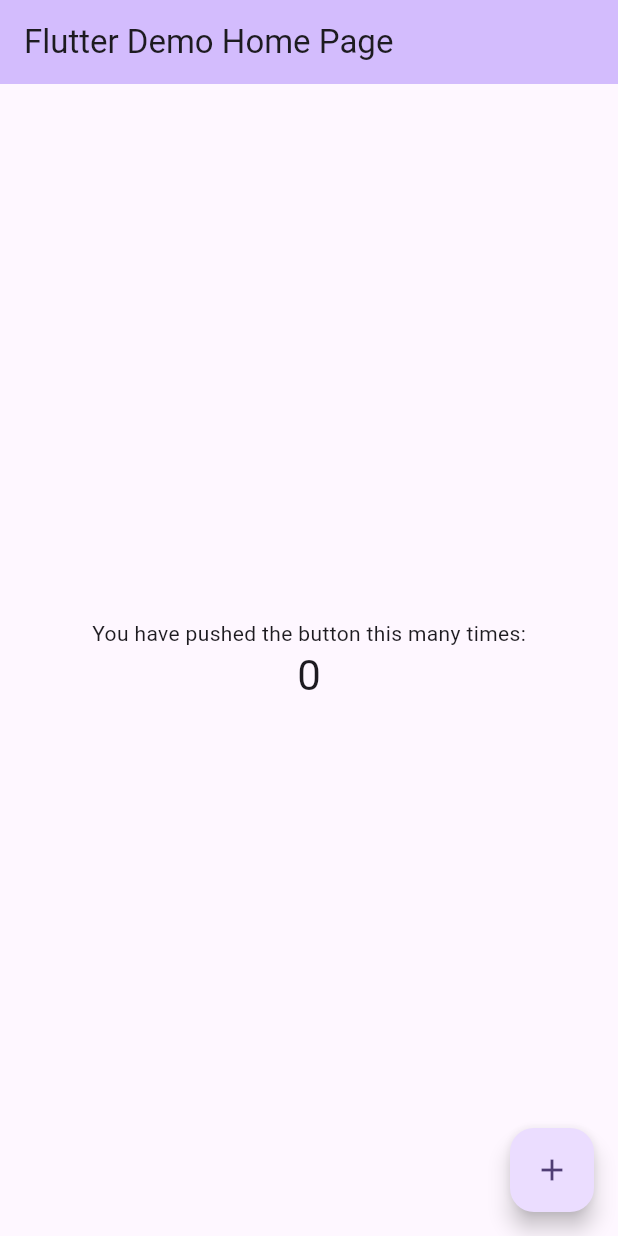
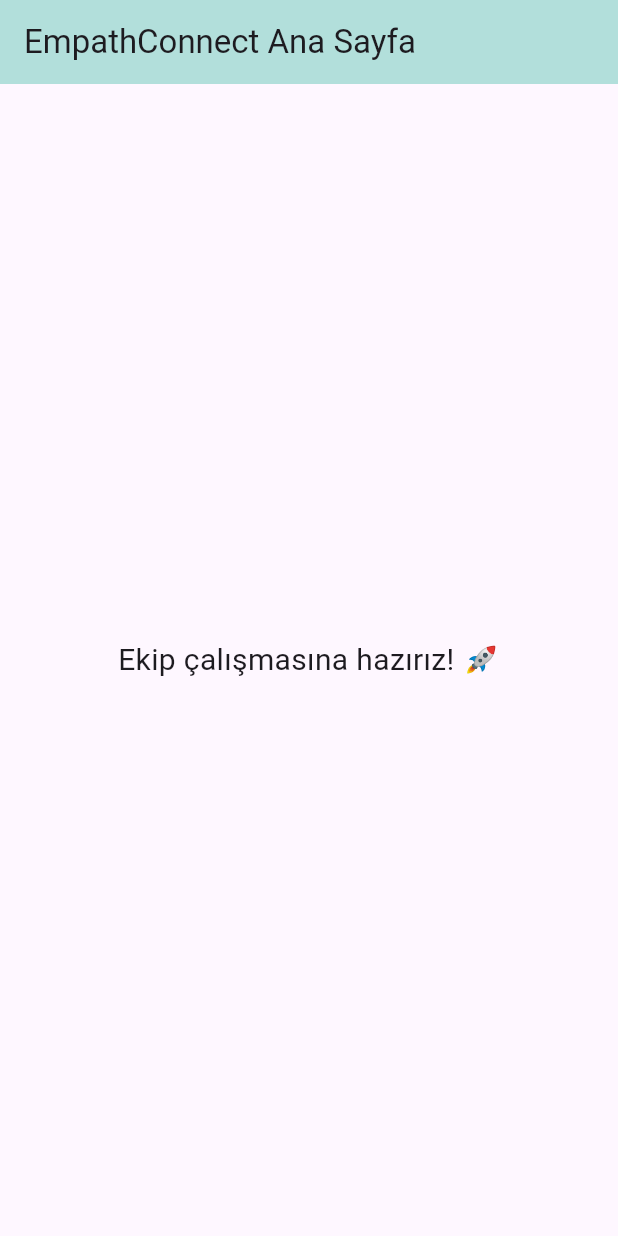
Before and after one commit to elifcerenaslan/empathConnect, a Flutter app: the screen it shows after launch, on a phone screen of 412 x 824 dp. Run offline on Flutter 3.47's test engine with Material 3 defaults, Android fonts, the phone set to English and light mode, and no system bars.

Commit message:
Uygulamanın temiz başlangıç ekranı eklendi

```diff
--- a/lib/features/home/view/home_view.dart
+++ b/lib/features/home/view/home_view.dart
@@ -0,0 +1,21 @@
+import 'package:flutter/material.dart';
+
+class HomeView extends StatelessWidget {
+const HomeView({super.key});
+
+@override
+Widget build(BuildContext context) {
+return Scaffold(
+appBar: AppBar(
+title: const Text('EmpathConnect Ana Sayfa'),
+backgroundColor: Colors.teal.shade100,
+),
+body: const Center(
+child: Text(
+'Ekip çalışmasına hazırız! 🚀',
+style: TextStyle(fontSize: 20),
+),
+),
+);
+}
+}
--- a/lib/main.dart
+++ b/lib/main.dart
@@ -1,122 +1,22 @@
 import 'package:flutter/material.dart';
+import 'features/home/view/home_view.dart';
 
 void main() {
-  runApp(const MyApp());
+runApp(const EmpathConnectApp());
 }
 
-class MyApp extends StatelessWidget {
-  const MyApp({super.key});
+class EmpathConnectApp extends StatelessWidget {
+const EmpathConnectApp({super.key});
 
-  // This widget is the root of your application.
 @override
 Widget build(BuildContext context) {
 return MaterialApp(
-      title: 'Flutter Demo',
+title: 'EmpathConnect',
+debugShowCheckedModeBanner: false,
 theme: ThemeData(
-        // This is the theme of your application.
-        //
-        // TRY THIS: Try running your application with "flutter run". You'll see
-        // the application has a purple toolbar. Then, without quitting the app,
-        // try changing the seedColor in the colorScheme below to Colors.green
-        // and then invoke "hot reload" (save your changes or press the "hot
-        // reload" button in a Flutter-supported IDE, or press "r" if you used
-        // the command line to start the app).
-        //
-        // Notice that the counter didn't reset back to zero; the application
-        // state is not lost during the reload. To reset the state, use hot
-        // restart instead.
-        //
-        // This works for code too, not just values: Most code changes can be
-        // tested with just a hot reload.
-        colorScheme: .fromSeed(seedColor: Colors.deepPurple),
+useMaterial3: true,
 ),
-      home: const MyHomePage(title: 'Flutter Demo Home Page'),
+home: const HomeView(),
 );
 }
 }
-
-class MyHomePage extends StatefulWidget {
-  const MyHomePage({super.key, required this.title});
-
-  // This widget is the home page of your application. It is stateful, meaning
-  // that it has a State object (defined below) that contains fields that affect
-  // how it looks.
-
-  // This class is the configuration for the state. It holds the values (in this
-  // case the title) provided by the parent (in this case the App widget) and
-  // used by the build method of the State. Fields in a Widget subclass are
-  // always marked "final".
-
-  final String title;
-
-  @override
-  State<MyHomePage> createState() => _MyHomePageState();
-}
-
-class _MyHomePageState extends State<MyHomePage> {
-  int _counter = 0;
-
-  void _incrementCounter() {
-    setState(() {
-      // This call to setState tells the Flutter framework that something has
-      // changed in this State, which causes it to rerun the build method below
-      // so that the display can reflect the updated values. If we changed
-      // _counter without calling setState(), then the build method would not be
-      // called again, and so nothing would appear to happen.
-      _counter++;
-    });
-  }
-
-  @override
-  Widget build(BuildContext context) {
-    // This method is rerun every time setState is called, for instance as done
-    // by the _incrementCounter method above.
-    //
-    // The Flutter framework has been optimized to make rerunning build methods
-    // fast, so that you can just rebuild anything that needs updating rather
-    // than having to individually change instances of widgets.
-    return Scaffold(
-      appBar: AppBar(
-        // TRY THIS: Try changing the color here to a specific color (to
-        // Colors.amber, perhaps?) and trigger a hot reload to see the AppBar
-        // change color while the other colors stay the same.
-        backgroundColor: Theme.of(context).colorScheme.inversePrimary,
-        // Here we take the value from the MyHomePage object that was created by
-        // the App.build method, and use it to set our appbar title.
-        title: Text(widget.title),
-      ),
-      body: Center(
-        // Center is a layout widget. It takes a single child and positions it
-        // in the middle of the parent.
-        child: Column(
-          // Column is also a layout widget. It takes a list of children and
-          // arranges them vertically. By default, it sizes itself to fit its
-          // children horizontally, and tries to be as tall as its parent.
-          //
-          // Column has various properties to control how it sizes itself and
-          // how it positions its children. Here we use mainAxisAlignment to
-          // center the children vertically; the main axis here is the vertical
-          // axis because Columns are vertical (the cross axis would be
-          // horizontal).
-          //
-          // TRY THIS: Invoke "debug painting" (choose the "Toggle Debug Paint"
-          // action in the IDE, or press "p" in the console), to see the
-          // wireframe for each widget.
-          mainAxisAlignment: .center,
-          children: [
-            const Text('You have pushed the button this many times:'),
-            Text(
-              '$_counter',
-              style: Theme.of(context).textTheme.headlineMedium,
-            ),
-          ],
-        ),
-      ),
-      floatingActionButton: FloatingActionButton(
-        onPressed: _incrementCounter,
-        tooltip: 'Increment',
-        child: const Icon(Icons.add),
-      ),
-    );
-  }
-}
```
Also changed, not shown: 8 other files. Lines whose indentation alone changed are shown as unchanged.
